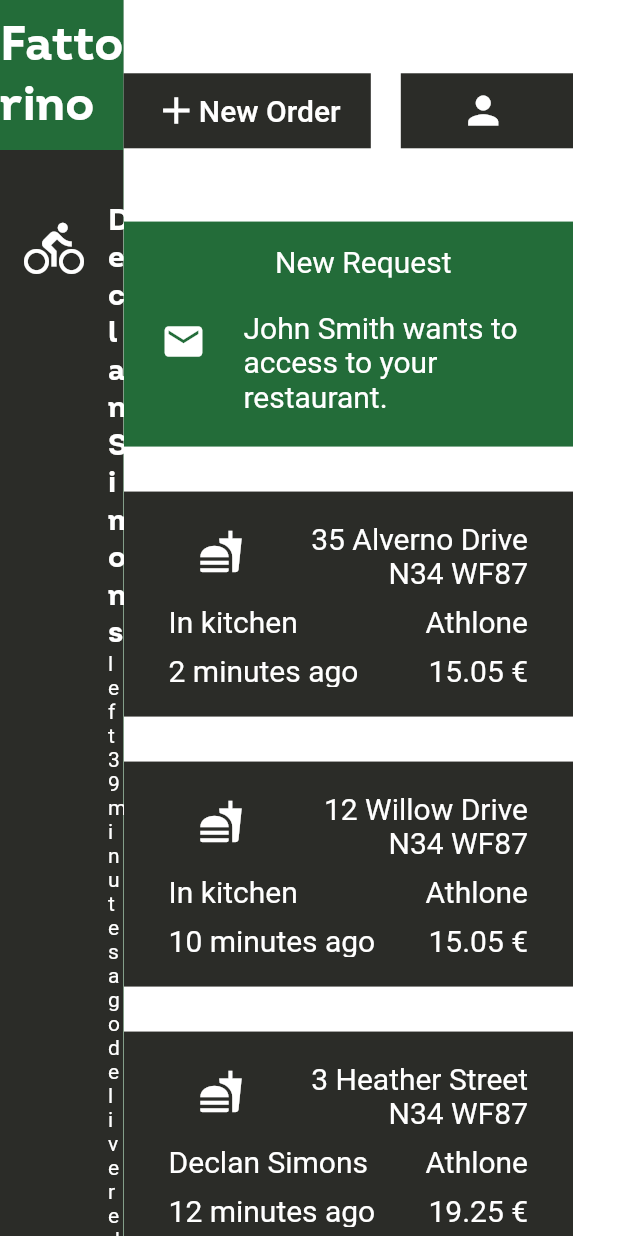
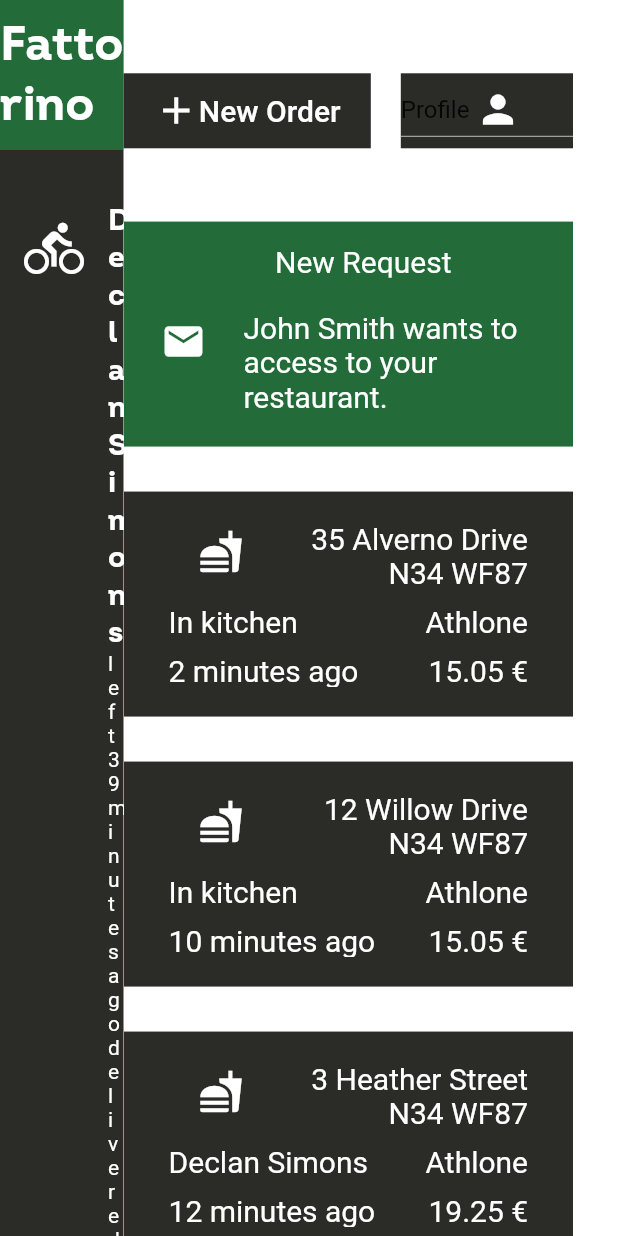
Before and after one commit to dvpuchades/LogisticsWeb, a Flutter app: the Dashboard screen opened directly, on a phone screen of 412 x 824 dp. Run offline on Flutter 3.47's test engine with Material 2 defaults, Android fonts, the phone set to English and light mode, and no system bars; our stand-ins replace flutter_map, flutter_typeahead, latlong2, location.

Commit message:
working on dropdown...

```diff
--- a/webapp/lib/widgets/buttons.dart
+++ b/webapp/lib/widgets/buttons.dart
@@ -48,22 +48,30 @@ class ProfileButton extends StatelessWidget {
           width: 200,
           child: Container(
             color: ThemeColors.black,
-              child: TextButton(
-                child:
-                    Row(mainAxisAlignment: MainAxisAlignment.center, children: [
-                  const Icon(
+            child: DropdownButton(
+              icon: const Icon(
                 Icons.person,
                 size: 30,
                 color: ThemeColors.white,
               ),
-                  Text(' ' + name,
-                      style: const TextStyle(
-                          fontSize: 20, color: ThemeColors.white))
-                ]),
-                onPressed: () {
+              value: 'profile',
+              hint: Text(' ' + name,
+                  style:
+                      const TextStyle(fontSize: 20, color: ThemeColors.white)),
+              items: const [
+                DropdownMenuItem(child: Text('Profile'), value: 'profile'),
+                DropdownMenuItem(child: Text('Edit'), value: 'edit'),
+                DropdownMenuItem(child: Text('Logout'), value: 'logout'),
+              ],
+              onChanged: (value) {
+                if (value == 'Edit') {
                   //TODO
+                } else if (value == 'Logout') {
+                  //TODO
+                }
               },
             ),
-            )));
+          ),
+        ));
   }
 }
```
Lines whose indentation alone changed are shown as unchanged.
